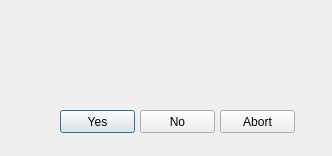
Before: the Qt Designer form src/UseTheNetDialog.ui in wdastru/FantaCalcGui, drawn with Qt 5.
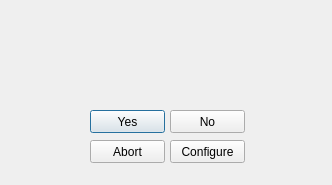
After: the same form once the commit is applied.

Commit message: C4 - singleton IniFilePopulator e bottone config in UseTheNetDialog

```diff
--- a/src/UseTheNetDialog.ui
+++ b/src/UseTheNetDialog.ui
@@ -7,7 +7,7 @@
     <x>0</x>
     <y>0</y>
     <width>332</width>
-    <height>156</height>
+    <height>185</height>
    </rect>
   </property>
   <property name="mouseTracking">
@@ -36,7 +36,7 @@
   <widget class="QPushButton" name="yesButton">
    <property name="geometry">
     <rect>
-     <x>60</x>
+     <x>90</x>
      <y>110</y>
      <width>75</width>
      <height>23</height>
@@ -49,7 +49,7 @@
   <widget class="QPushButton" name="noButton">
    <property name="geometry">
     <rect>
-     <x>140</x>
+     <x>170</x>
      <y>110</y>
      <width>75</width>
      <height>23</height>
@@ -62,8 +62,8 @@
   <widget class="QPushButton" name="abortButton">
    <property name="geometry">
     <rect>
-     <x>220</x>
-     <y>110</y>
+     <x>90</x>
+     <y>140</y>
      <width>75</width>
      <height>23</height>
     </rect>
@@ -72,6 +72,19 @@
     <string>Abort</string>
    </property>
   </widget>
+  <widget class="QPushButton" name="configButton">
+   <property name="geometry">
+    <rect>
+     <x>170</x>
+     <y>140</y>
+     <width>75</width>
+     <height>23</height>
+    </rect>
+   </property>
+   <property name="text">
+    <string>Configure</string>
+   </property>
+  </widget>
  </widget>
  <layoutdefault spacing="6" margin="11"/>
  <resources/>
```
Left out of the diff: 19 changed lines with no effect on the pictures. The commit also changes 5 other files.
